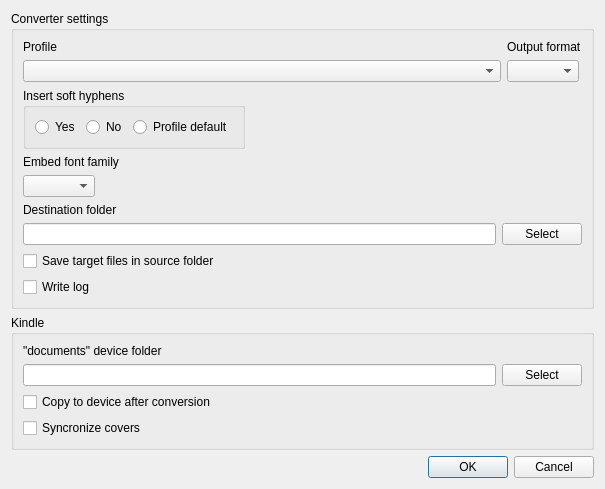
The window that ui/SettingsDialog.ui (rupor-github/fb2mobi) describes before a commit, drawn with Qt 5.
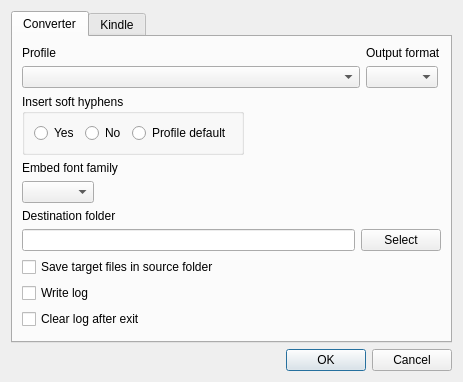
The same window after the commit.

```diff
--- a/ui/SettingsDialog.ui
+++ b/ui/SettingsDialog.ui
@@ -6,8 +6,8 @@
    <rect>
     <x>0</x>
     <y>0</y>
-    <width>605</width>
-    <height>487</height>
+    <width>463</width>
+    <height>382</height>
    </rect>
   </property>
   <property name="windowTitle">
@@ -15,10 +15,14 @@
   </property>
   <layout class="QVBoxLayout" name="verticalLayout_3">
    <item>
-    <widget class="QGroupBox" name="groupBox">
-     <property name="title">
-      <string>Converter settings</string>
+    <widget class="QTabWidget" name="tabWidget">
+     <property name="currentIndex">
+      <number>0</number>
      </property>
+     <widget class="QWidget" name="tab">
+      <attribute name="title">
+       <string>Converter</string>
+      </attribute>
      <layout class="QVBoxLayout" name="verticalLayout">
       <item>
        <layout class="QGridLayout" name="gridLayout_2">
@@ -167,14 +171,34 @@
         </property>
        </widget>
       </item>
-     </layout>
-    </widget>
-   </item>
-   <item>
-    <widget class="QGroupBox" name="groupBox_2">
-     <property name="title">
+       <item>
+        <widget class="QCheckBox" name="checkClearLogAfterExit">
+         <property name="text">
+          <string>Clear log after exit</string>
+         </property>
+        </widget>
+       </item>
+       <item>
+        <spacer name="verticalSpacer_2">
+         <property name="orientation">
+          <enum>Qt::Vertical</enum>
+         </property>
+         <property name="sizeHint" stdset="0">
+          <size>
+           <width>20</width>
+           <height>19</height>
+          </size>
+         </property>
+        </spacer>
+       </item>
+      </layout>
+     </widget>
+     <widget class="QWidget" name="tab_2">
+      <attribute name="title">
       <string>Kindle</string>
-     </property>
+      </attribute>
+      <layout class="QGridLayout" name="gridLayout_3">
+       <item row="0" column="0">
      <layout class="QVBoxLayout" name="verticalLayout_2">
       <item>
        <widget class="QLabel" name="label_4">
@@ -217,9 +241,6 @@
         </property>
        </widget>
       </item>
-     </layout>
-    </widget>
-   </item>
    <item>
     <spacer name="verticalSpacer">
      <property name="orientation">
@@ -228,10 +249,16 @@
      <property name="sizeHint" stdset="0">
       <size>
        <width>20</width>
-       <height>22</height>
+             <height>40</height>
       </size>
      </property>
     </spacer>
+         </item>
+        </layout>
+       </item>
+      </layout>
+     </widget>
+    </widget>
    </item>
    <item>
     <widget class="QDialogButtonBox" name="buttonBox">
```
Left out of the diff: 64 changed lines with no effect on the pictures. Lines whose indentation alone changed are shown as unchanged.
